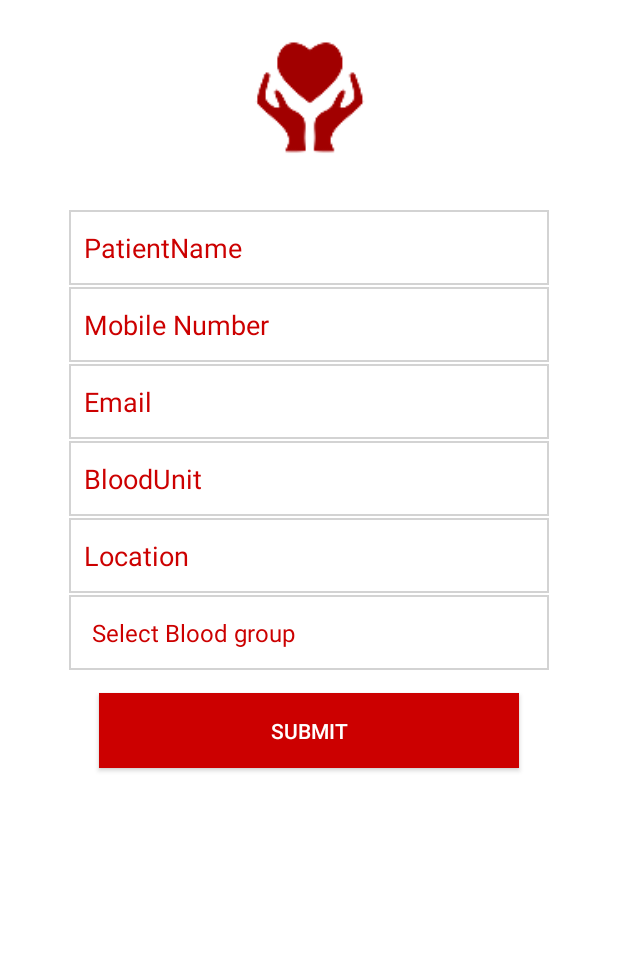
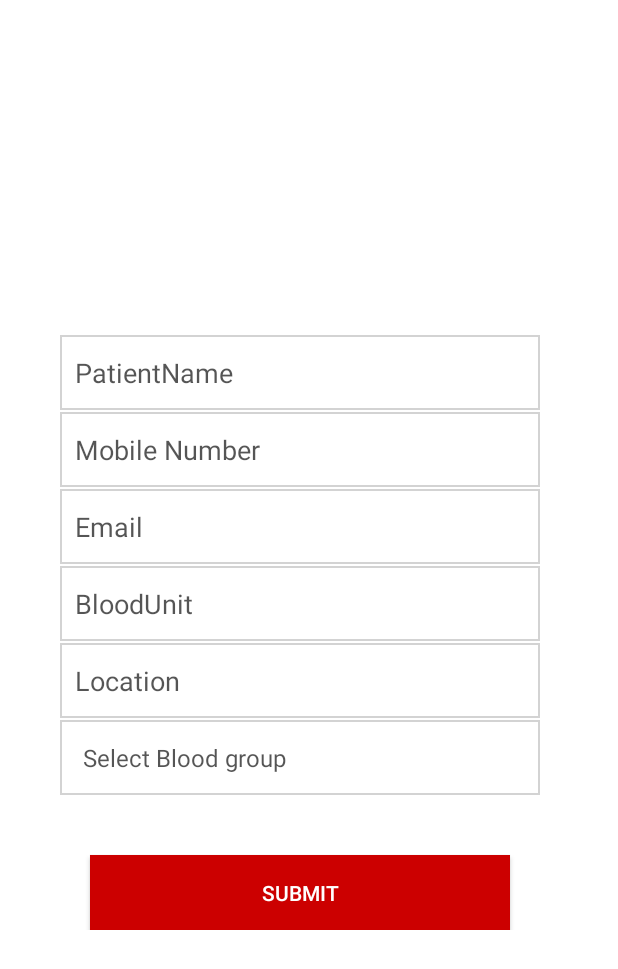
Before and after one commit to Nitijkatiyar/Lyfe, an Android app: the fragment RequestBloodFragment placed in its activity, on a phone screen of 412 x 824 dp. Shown: the top 969 px of the screen. Run offline under Robolectric (Android 15) with nearby library versions, the phone set to English and light mode, and no system bars; 24 statements that could not run were skipped.

Commit message:
code committed

```diff
--- a/Lyfe/app/src/main/java/com/bst/Lyfe/fragments/RequestBloodFragment.java
+++ b/Lyfe/app/src/main/java/com/bst/Lyfe/fragments/RequestBloodFragment.java
@@ -1,8 +1,8 @@
 package com.bst.Lyfe.fragments;
+
 
 import android.os.Bundle;
 import android.support.design.widget.Snackbar;
-import android.support.v4.app.Fragment;
 import android.view.LayoutInflater;
 import android.view.View;
 import android.view.ViewGroup;
@@ -20,7 +20,7 @@ import java.util.ArrayList;
 import java.util.List;
 
 
-public class RequestBloodFragment extends Fragment {
+public class RequestBloodFragment extends android.support.v4.app.Fragment {
     Spinner bloodGroup;
     List<String> bloodgroups;
     MainActivity mainActivity;
@@ -31,10 +31,7 @@ public class RequestBloodFragment extends Fragment {
         // Required empty public constructor
     }
 
-    @Override
-    public void onCreate(Bundle savedInstanceState) {
-        super.onCreate(savedInstanceState);
-    }
+
 
     @Override
     public View onCreateView(LayoutInflater inflater, ViewGroup container,
@@ -58,7 +55,7 @@ public class RequestBloodFragment extends Fragment {
         bloodgroups.add("AB-");
         bloodgroups.add("O+");
         bloodgroups.add("O-");
-        ArrayAdapter<String> bloodgroupsAdapter = new ArrayAdapter<String>(mainActivity, R.layout.spinner_layout, bloodgroups);
+        ArrayAdapter<String> bloodgroupsAdapter = new ArrayAdapter<String>(mainActivity, R.layout.spinner_layout_request, bloodgroups);
         bloodgroupsAdapter.setDropDownViewResource(android.R.layout.simple_spinner_dropdown_item);
         bloodGroup.setAdapter(bloodgroupsAdapter);
         bloodGroup.setOnItemSelectedListener(new AdapterView.OnItemSelectedListener() {
--- a/Lyfe/app/src/main/res/layout/fragment_requestblood.xml
+++ b/Lyfe/app/src/main/res/layout/fragment_requestblood.xml
@@ -4,29 +4,19 @@
     android:background="@color/white"
     android:orientation="vertical">
 
-    <RelativeLayout
-        android:layout_width="match_parent"
-        android:layout_height="wrap_content">
 
-        <ImageView
-            android:id="@+id/logoIcon"
-            android:layout_width="80dp"
-            android:layout_height="90dp"
-            android:layout_centerHorizontal="true"
-            android:layout_marginTop="20dp"
-            android:cropToPadding="true"
-            android:src="@mipmap/ic_launcher" />
-
-    </RelativeLayout>
-
-
+    <ScrollView
+        android:layout_width="wrap_content"
+        android:layout_height="match_parent">
 
 
         <LinearLayout
             android:layout_width="320dp"
             android:layout_height="wrap_content"
             android:layout_gravity="center"
-            android:layout_marginTop="30dp"
+            android:layout_marginLeft="40dp"
+            android:layout_marginTop="10dp"
+            android:layout_marginRight="40dp"
             android:gravity="center"
             android:orientation="vertical">
 
@@ -37,9 +27,10 @@
                 android:layout_height="50dp"
                 android:background="@drawable/edittext_style"
                 android:hint="PatientName"
-                android:textColor="@color/progresslightcolor"
                 android:paddingLeft="10dp"
-                android:textColorHint="@color/progresslightcolor" />
+                android:singleLine="true"
+                android:textColor="@color/colorTextBlack"
+                android:textColorHint="@color/colorTextBlack" />
 
             <EditText
                 android:id="@+id/edittextMobileNumber"
@@ -48,11 +39,12 @@
                 android:layout_marginTop="1dp"
                 android:background="@drawable/edittext_style"
                 android:hint="@string/mobile"
-                android:textColor="@color/progresslightcolor"
                 android:inputType="number"
                 android:maxLength="10"
                 android:paddingLeft="10dp"
-                android:textColorHint="@color/progresslightcolor" />
+                android:singleLine="true"
+                android:textColor="@color/colorTextBlack"
+                android:textColorHint="@color/colorTextBlack" />
 
             <EditText
                 android:id="@+id/email"
@@ -61,9 +53,10 @@
                 android:layout_marginTop="1dp"
                 android:background="@drawable/edittext_style"
                 android:hint="@string/hint_email"
-                android:textColor="@color/progresslightcolor"
                 android:paddingLeft="10dp"
-                android:textColorHint="@color/progresslightcolor" />
+                android:singleLine="true"
+                android:textColor="@color/colorTextBlack"
+                android:textColorHint="@color/colorTextBlack" />
 
             <EditText
                 android:id="@+id/blood_unit"
@@ -72,22 +65,24 @@
                 android:layout_marginTop="1dp"
                 android:background="@drawable/edittext_style"
                 android:hint="BloodUnit"
+                android:inputType="number"
                 android:maxLength="2"
-                android:textColor="@color/progresslightcolor"
-                android:inputType="number"
                 android:paddingLeft="10dp"
-                android:textColorHint="@color/progresslightcolor" />
+                android:singleLine="true"
+                android:textColor="@color/colorTextBlack"
+                android:textColorHint="@color/colorTextBlack" />
 
             <EditText
                 android:id="@+id/location"
                 android:layout_width="match_parent"
                 android:layout_height="50dp"
                 android:layout_marginTop="1dp"
-                android:textColor="@color/progresslightcolor"
                 android:background="@drawable/edittext_style"
                 android:hint="Location"
                 android:paddingLeft="10dp"
-                android:textColorHint="@color/progresslightcolor" />
+                android:singleLine="true"
+                android:textColor="@color/colorTextBlack"
+                android:textColorHint="@color/colorTextBlack" />
 
             <Spinner
                 android:id="@+id/spinnerBloodGroup"
@@ -98,19 +93,23 @@
                 android:paddingLeft="10dp"
                 android:spinnerMode="dialog"></Spinner>
 
+            <Button
+                android:id="@+id/submit"
+                android:layout_width="280dp"
+                android:layout_height="50dp"
+                android:layout_gravity="center"
+                android:layout_marginTop="40dp"
+                android:background="@color/progresslightcolor"
+                android:text="@string/action_submit"
+                android:textColor="@color/white" />
+
         </LinearLayout>
 
 
+    </ScrollView>
 
-    <Button
-        android:id="@+id/submit"
-        android:layout_width="280dp"
-        android:layout_height="50dp"
-        android:layout_gravity="center"
-        android:layout_marginTop="15dp"
-        android:background="@color/progresslightcolor"
-        android:text="@string/action_submit"
-        android:textColor="@color/white" />
+
+
 
 
 </LinearLayout>
--- /dev/null
+++ b/Lyfe/app/src/main/res/layout/spinner_layout_request.xml
@@ -0,0 +1,11 @@
+<?xml version="1.0" encoding="utf-8"?>
+
+<TextView
+    xmlns:android="http://schemas.android.com/apk/res/android"
+    android:layout_width="match_parent"
+    android:layout_height="wrap_content"
+    android:textSize="16sp"
+    android:gravity="left"
+    android:textColor="@color/colorTextBlack"
+    android:padding="5dip"
+    />
```
